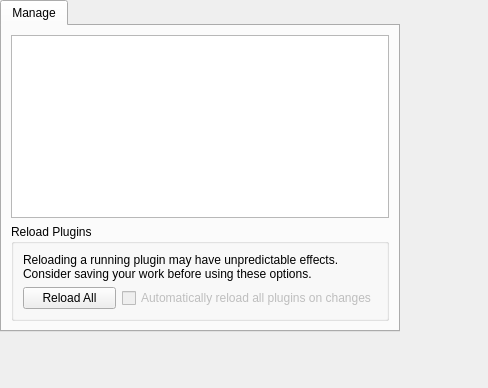
Above: playground/pate/src/manager.ui from KDE/kate before the change. Below: the same form after it.
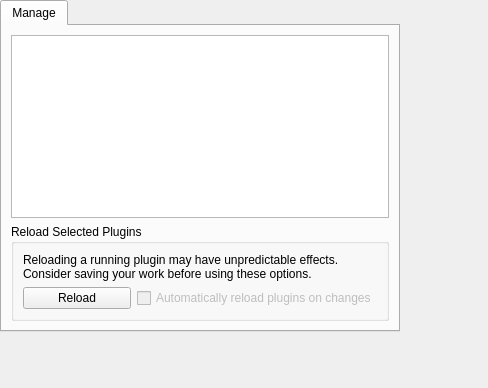
That is the form after the change. Icons and pictures are not drawn. Custom widgets are drawn as their Qt base class.

Commit message: Implement user control over which plugins are loaded.

```diff
--- a/playground/pate/src/manager.ui
+++ b/playground/pate/src/manager.ui
@@ -30,7 +30,7 @@
      <item>
       <widget class="QGroupBox" name="groupBox">
        <property name="title">
-        <string>Reload Plugins</string>
+        <string>Reload Selected Plugins</string>
        </property>
        <layout class="QGridLayout" name="gridLayout">
         <item row="0" column="0" colspan="2">
@@ -49,14 +49,14 @@
            <bool>false</bool>
           </property>
           <property name="text">
-           <string>Automatically reload all plugins on changes</string>
+           <string>Automatically reload plugins on changes</string>
           </property>
          </widget>
         </item>
         <item row="1" column="0">
          <widget class="KPushButton" name="reload">
           <property name="text">
-           <string>Reload All</string>
+           <string>Reload</string>
           </property>
           <property name="icon">
            <iconset theme="system-reboot">
```
The commit also changes 2 other files.
